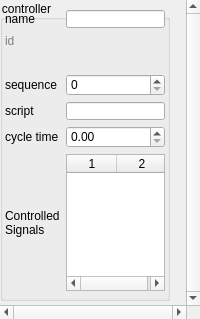
First picture: the form in src/OpenCOVER/DrivingSim/oddlot/src/settings/widgets/controllersettings.ui, repository hlrs-vis/covise, before the edit.
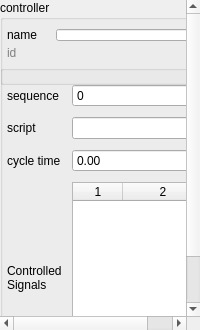
Second picture: the form after the edit.

Patch:
```diff
--- a/src/OpenCOVER/DrivingSim/oddlot/src/settings/widgets/controllersettings.ui
+++ b/src/OpenCOVER/DrivingSim/oddlot/src/settings/widgets/controllersettings.ui
@@ -7,23 +7,19 @@
     <x>0</x>
     <y>0</y>
     <width>200</width>
-    <height>319</height>
+    <height>330</height>
    </rect>
   </property>
-  <property name="sizePolicy">
-   <sizepolicy hsizetype="Preferred" vsizetype="Preferred">
-    <horstretch>0</horstretch>
-    <verstretch>0</verstretch>
-   </sizepolicy>
+  <property name="minimumSize">
+   <size>
+    <width>0</width>
+    <height>152</height>
+   </size>
   </property>
   <property name="windowTitle">
    <string>Form</string>
   </property>
-  <property name="styleSheet">
-   <string notr="true">padding: 0px;
-min-width: 0em;</string>
-  </property>
-  <layout class="QGridLayout" name="gridLayout_2" rowstretch="0">
+  <layout class="QGridLayout" name="gridLayout_2">
    <property name="leftMargin">
     <number>0</number>
    </property>
@@ -42,10 +38,10 @@
       <enum>QFrame::NoFrame</enum>
      </property>
      <property name="verticalScrollBarPolicy">
-      <enum>Qt::ScrollBarAlwaysOn</enum>
+      <enum>Qt::ScrollBarAsNeeded</enum>
      </property>
      <property name="horizontalScrollBarPolicy">
-      <enum>Qt::ScrollBarAlwaysOn</enum>
+      <enum>Qt::ScrollBarAsNeeded</enum>
      </property>
      <property name="widgetResizable">
       <bool>true</bool>
@@ -53,19 +49,25 @@
      <widget class="QWidget" name="scrollAreaWidgetContents">
       <property name="geometry">
        <rect>
-        <x>0</x>
+        <x>-37</x>
         <y>0</y>
-        <width>181</width>
-        <height>300</height>
+        <width>220</width>
+        <height>375</height>
        </rect>
       </property>
+      <property name="minimumSize">
+       <size>
+        <width>220</width>
+        <height>375</height>
+       </size>
+      </property>
       <widget class="QGroupBox" name="groupBox">
        <property name="geometry">
         <rect>
          <x>0</x>
          <y>0</y>
-         <width>170</width>
-         <height>301</height>
+         <width>211</width>
+         <height>85</height>
         </rect>
        </property>
        <property name="sizePolicy">
@@ -84,99 +86,26 @@
         <property name="rightMargin">
          <number>4</number>
         </property>
-        <item row="5" column="0">
-         <widget class="QLabel" name="label_9">
-          <property name="text">
-           <string>sequence</string>
-          </property>
-         </widget>
-        </item>
+        <property name="bottomMargin">
+         <number>4</number>
+        </property>
         <item row="1" column="0">
-         <widget class="QLabel" name="label_4">
+         <widget class="QLabel" name="label_2">
           <property name="styleSheet">
-           <string notr="true">color: gray</string>
+           <string notr="true">color: gray;</string>
           </property>
           <property name="text">
            <string>id</string>
           </property>
          </widget>
         </item>
-        <item row="6" column="2">
-         <widget class="QLineEdit" name="scriptLineEdit">
-          <property name="minimumSize">
-           <size>
-            <width>0</width>
-            <height>0</height>
-           </size>
-          </property>
-         </widget>
-        </item>
-        <item row="7" column="2">
-         <widget class="QDoubleSpinBox" name="cycleTimeSpinBox">
-          <property name="minimumSize">
-           <size>
-            <width>0</width>
-            <height>0</height>
-           </size>
-          </property>
-         </widget>
-        </item>
-        <item row="5" column="2">
-         <widget class="QSpinBox" name="sequenceSpinBox">
-          <property name="minimumSize">
-           <size>
-            <width>0</width>
-            <height>0</height>
-           </size>
-          </property>
-          <property name="maximum">
-           <number>999</number>
-          </property>
-         </widget>
-        </item>
-        <item row="1" column="2">
-         <widget class="QLabel" name="idLabel">
-          <property name="styleSheet">
-           <string notr="true">color: gray</string>
-          </property>
-          <property name="text">
-           <string/>
-          </property>
-         </widget>
-        </item>
-        <item row="8" column="0">
-         <widget class="QLabel" name="label">
-          <property name="text">
-           <string>Controlled
-Signals</string>
-          </property>
-         </widget>
-        </item>
-        <item row="7" column="0">
-         <widget class="QLabel" name="junctionLabel_2">
-          <property name="text">
-           <string>cycle time</string>
-          </property>
-         </widget>
-        </item>
         <item row="0" column="2">
-         <layout class="QHBoxLayout" name="horizontalLayout">
-          <item>
-           <widget class="QLineEdit" name="nameBox">
-            <property name="minimumSize">
-             <size>
-              <width>0</width>
-              <height>0</height>
-             </size>
-            </property>
-           </widget>
-          </item>
-         </layout>
+         <widget class="QLineEdit" name="nameBox"/>
         </item>
-        <item row="6" column="0">
-         <widget class="QLabel" name="junctionLabel">
+        <item row="2" column="1" rowspan="2">
+         <widget class="QLabel" name="idLabel_2">
           <property name="text">
-           <string>script</string>
+           <string/>
           </property>
          </widget>
         </item>
@@ -187,24 +116,66 @@
           </property>
          </widget>
         </item>
-        <item row="3" column="2">
-         <widget class="QLabel" name="label_2">
+        <item row="1" column="2">
+         <widget class="QLabel" name="idLabel">
+          <property name="styleSheet">
+           <string notr="true">color: gray;</string>
+          </property>
           <property name="text">
            <string/>
           </property>
          </widget>
         </item>
-        <item row="8" column="2">
+       </layout>
+      </widget>
+      <widget class="QGroupBox" name="groupBox_2">
+       <property name="geometry">
+        <rect>
+         <x>0</x>
+         <y>65</y>
+         <width>211</width>
+         <height>321</height>
+        </rect>
+       </property>
+       <property name="sizePolicy">
+        <sizepolicy hsizetype="Preferred" vsizetype="Preferred">
+         <horstretch>0</horstretch>
+         <verstretch>0</verstretch>
+        </sizepolicy>
+       </property>
+       <property name="maximumSize">
+        <size>
+         <width>16777215</width>
+         <height>16777215</height>
+        </size>
+       </property>
+       <property name="title">
+        <string/>
+       </property>
+       <layout class="QGridLayout" name="gridLayout_3">
+        <property name="leftMargin">
+         <number>4</number>
+        </property>
+        <property name="topMargin">
+         <number>9</number>
+        </property>
+        <property name="rightMargin">
+         <number>4</number>
+        </property>
+        <property name="bottomMargin">
+         <number>4</number>
+        </property>
+        <item row="7" column="2">
          <widget class="QTableWidget" name="controlEntryTableWidget">
           <property name="sizePolicy">
-           <sizepolicy hsizetype="Preferred" vsizetype="Expanding">
+           <sizepolicy hsizetype="Expanding" vsizetype="Fixed">
             <horstretch>0</horstretch>
             <verstretch>0</verstretch>
            </sizepolicy>
           </property>
           <property name="minimumSize">
            <size>
-            <width>0</width>
+            <width>2</width>
             <height>0</height>
            </size>
           </property>
@@ -248,6 +219,74 @@
           <column/>
          </widget>
         </item>
+        <item row="6" column="2">
+         <widget class="QDoubleSpinBox" name="cycleTimeSpinBox">
+          <property name="minimumSize">
+           <size>
+            <width>2</width>
+            <height>0</height>
+           </size>
+          </property>
+         </widget>
+        </item>
+        <item row="7" column="0" colspan="2">
+         <widget class="QLabel" name="label">
+          <property name="text">
+           <string>Controlled
+Signals</string>
+          </property>
+         </widget>
+        </item>
+        <item row="6" column="0" colspan="2">
+         <widget class="QLabel" name="junctionLabel_2">
+          <property name="text">
+           <string>cycle time</string>
+          </property>
+         </widget>
+        </item>
+        <item row="1" column="2">
+         <widget class="QSpinBox" name="sequenceSpinBox">
+          <property name="minimumSize">
+           <size>
+            <width>2</width>
+            <height>0</height>
+           </size>
+          </property>
+          <property name="maximum">
+           <number>999</number>
+          </property>
+         </widget>
+        </item>
+        <item row="1" column="0">
+         <widget class="QLabel" name="label_9">
+          <property name="text">
+           <string>sequence</string>
+          </property>
+         </widget>
+        </item>
+        <item row="2" column="0">
+         <widget class="QLabel" name="junctionLabel">
+          <property name="text">
+           <string>script</string>
+          </property>
+         </widget>
+        </item>
+        <item row="2" column="2">
+         <widget class="QLineEdit" name="scriptLineEdit">
+          <property name="sizePolicy">
+           <sizepolicy hsizetype="Minimum" vsizetype="Fixed">
+            <horstretch>0</horstretch>
+            <verstretch>0</verstretch>
+           </sizepolicy>
+          </property>
+          <property name="minimumSize">
+           <size>
+            <width>2</width>
+            <height>0</height>
+           </size>
+          </property>
+         </widget>
+        </item>
        </layout>
       </widget>
      </widget>
```
Left out of the diff: 11 changed lines with no effect on the pictures.
